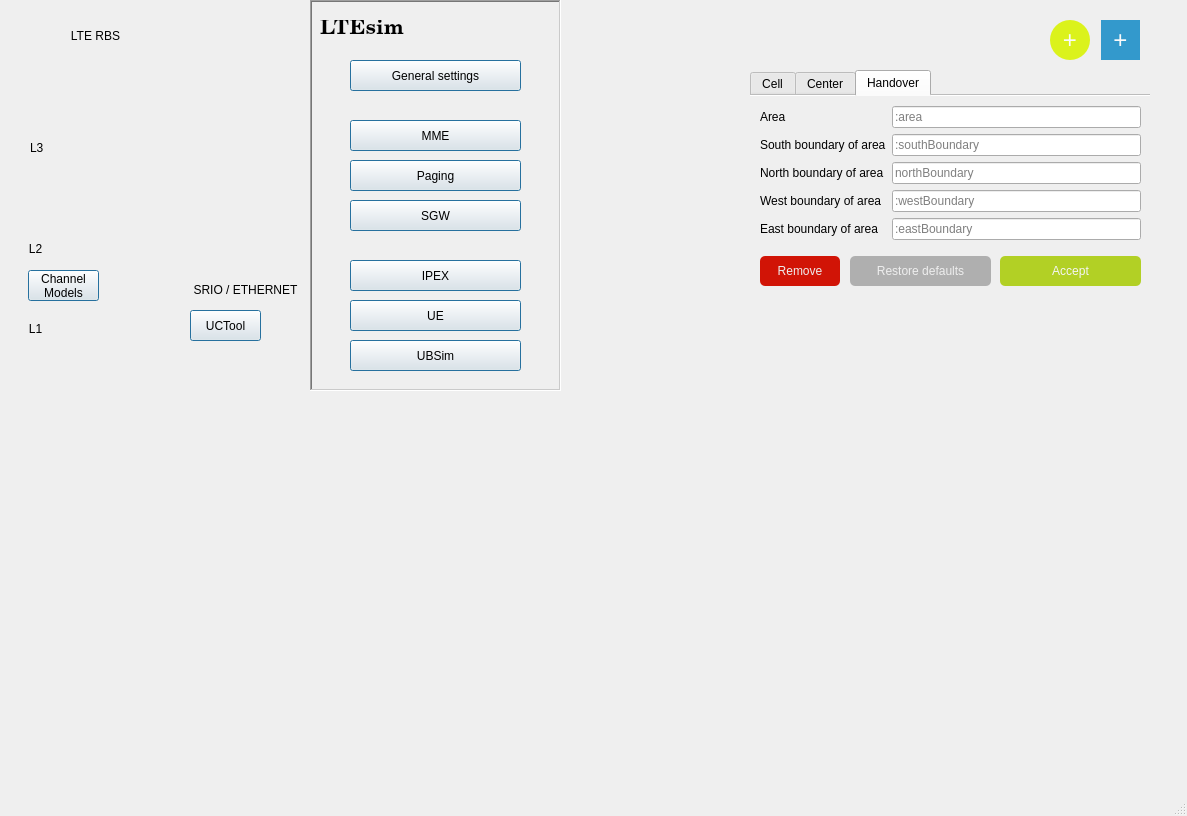
Above: LTEsimGeneratorGUI/Ui/Windows/newmapwindow.ui from moniss23/junit4 before the change. Below: the same form after it.
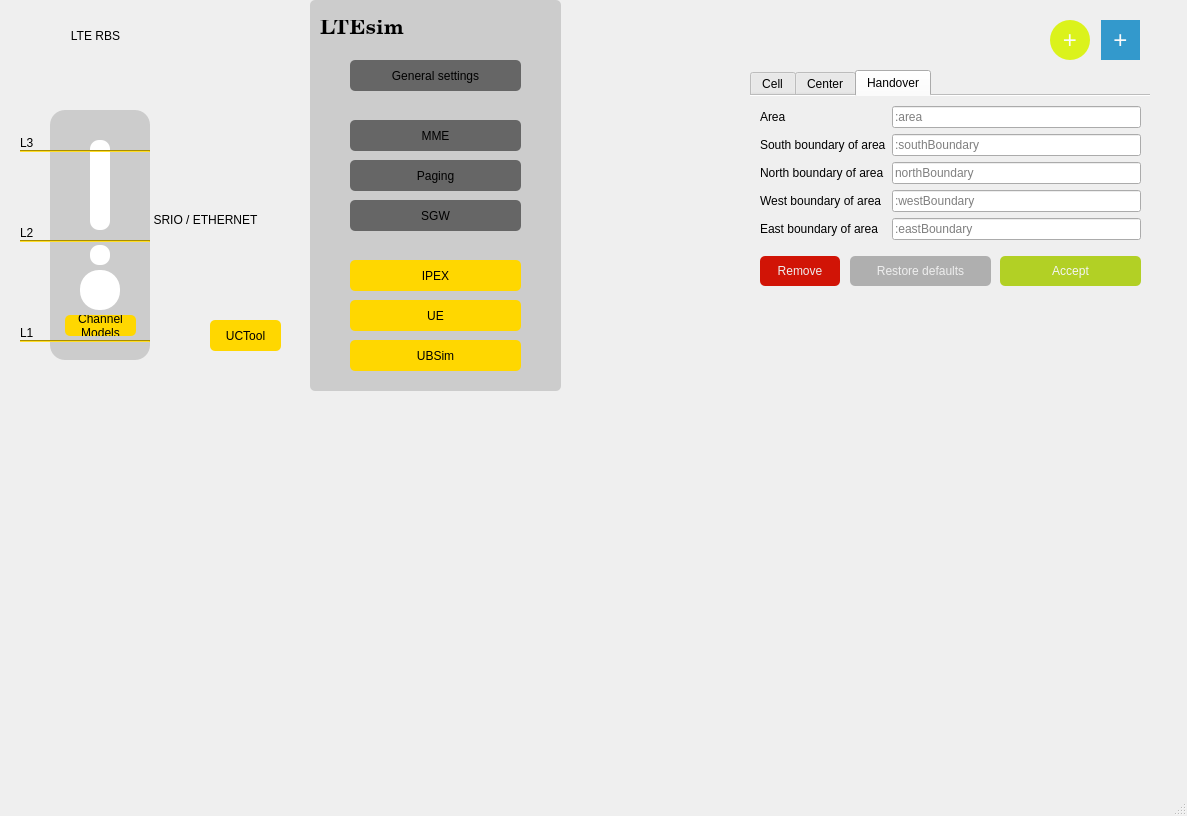
That is the form after the change. Icons and pictures are not drawn.

Diff of the .ui file:
```diff
--- a/LTEsimGeneratorGUI/Ui/Windows/newmapwindow.ui
+++ b/LTEsimGeneratorGUI/Ui/Windows/newmapwindow.ui
@@ -62,6 +62,326 @@
       <height>600</height>
      </size>
     </property>
+    <widget class="QLabel" name="rbsLabel">
+     <property name="geometry">
+      <rect>
+       <x>40</x>
+       <y>20</y>
+       <width>91</width>
+       <height>31</height>
+      </rect>
+     </property>
+     <property name="text">
+      <string>LTE RBS</string>
+     </property>
+     <property name="alignment">
+      <set>Qt::AlignCenter</set>
+     </property>
+    </widget>
+    <widget class="QLabel" name="srioLabel">
+     <property name="geometry">
+      <rect>
+       <x>140</x>
+       <y>210</y>
+       <width>111</width>
+       <height>20</height>
+      </rect>
+     </property>
+     <property name="text">
+      <string>SRIO / ETHERNET</string>
+     </property>
+     <property name="alignment">
+      <set>Qt::AlignCenter</set>
+     </property>
+    </widget>
+    <widget class="QPushButton" name="ucToolButton">
+     <property name="geometry">
+      <rect>
+       <x>200</x>
+       <y>320</y>
+       <width>71</width>
+       <height>31</height>
+      </rect>
+     </property>
+     <property name="autoFillBackground">
+      <bool>false</bool>
+     </property>
+     <property name="styleSheet">
+      <string notr="true">color: #000;
+border-radius:5px;
+border-color: #eee;
+background-color:#ffd700;</string>
+     </property>
+     <property name="text">
+      <string>UCTool</string>
+     </property>
+     <property name="default">
+      <bool>true</bool>
+     </property>
+    </widget>
+    <widget class="QLabel" name="label">
+     <property name="geometry">
+      <rect>
+       <x>40</x>
+       <y>110</y>
+       <width>100</width>
+       <height>250</height>
+      </rect>
+     </property>
+     <property name="layoutDirection">
+      <enum>Qt::LeftToRight</enum>
+     </property>
+     <property name="autoFillBackground">
+      <bool>false</bool>
+     </property>
+     <property name="styleSheet">
+      <string notr="true">color: #000;
+border-radius:15px;
+border-color: #eee;
+background-color:#cccccc;</string>
+     </property>
+     <property name="text">
+      <string/>
+     </property>
+     <property name="textFormat">
+      <enum>Qt::PlainText</enum>
+     </property>
+     <property name="scaledContents">
+      <bool>false</bool>
+     </property>
+    </widget>
+    <widget class="QLabel" name="label_2">
+     <property name="geometry">
+      <rect>
+       <x>70</x>
+       <y>270</y>
+       <width>40</width>
+       <height>40</height>
+      </rect>
+     </property>
+     <property name="autoFillBackground">
+      <bool>false</bool>
+     </property>
+     <property name="styleSheet">
+      <string notr="true">border-radius:19px;
+border-color: #eee;
+background-color:rgb(255, 255, 255);</string>
+     </property>
+     <property name="text">
+      <string/>
+     </property>
+    </widget>
+    <widget class="QLabel" name="label_3">
+     <property name="geometry">
+      <rect>
+       <x>80</x>
+       <y>245</y>
+       <width>20</width>
+       <height>20</height>
+      </rect>
+     </property>
+     <property name="autoFillBackground">
+      <bool>false</bool>
+     </property>
+     <property name="styleSheet">
+      <string notr="true">border-radius:9px;
+border-color: #eee;
+background-color:rgb(255, 255, 255);</string>
+     </property>
+     <property name="text">
+      <string/>
+     </property>
+    </widget>
+    <widget class="QLabel" name="label_4">
+     <property name="geometry">
+      <rect>
+       <x>80</x>
+       <y>140</y>
+       <width>20</width>
+       <height>90</height>
+      </rect>
+     </property>
+     <property name="autoFillBackground">
+      <bool>false</bool>
+     </property>
+     <property name="styleSheet">
+      <string notr="true">border-radius:9px;
+border-color: #eee;
+background-color:rgb(255, 255, 255);</string>
+     </property>
+     <property name="text">
+      <string/>
+     </property>
+    </widget>
+    <widget class="Line" name="line">
+     <property name="geometry">
+      <rect>
+       <x>10</x>
+       <y>240</y>
+       <width>130</width>
+       <height>2</height>
+      </rect>
+     </property>
+     <property name="autoFillBackground">
+      <bool>false</bool>
+     </property>
+     <property name="styleSheet">
+      <string notr="true">background-color:#ffd700</string>
+     </property>
+     <property name="orientation">
+      <enum>Qt::Horizontal</enum>
+     </property>
+    </widget>
+    <widget class="Line" name="line_2">
+     <property name="geometry">
+      <rect>
+       <x>10</x>
+       <y>150</y>
+       <width>130</width>
+       <height>2</height>
+      </rect>
+     </property>
+     <property name="autoFillBackground">
+      <bool>false</bool>
+     </property>
+     <property name="styleSheet">
+      <string notr="true">background-color:#ffd700</string>
+     </property>
+     <property name="orientation">
+      <enum>Qt::Horizontal</enum>
+     </property>
+    </widget>
+    <widget class="Line" name="line_5">
+     <property name="geometry">
+      <rect>
+       <x>10</x>
+       <y>340</y>
+       <width>130</width>
+       <height>2</height>
+      </rect>
+     </property>
+     <property name="autoFillBackground">
+      <bool>false</bool>
+     </property>
+     <property name="styleSheet">
+      <string notr="true">background-color:#ffd700</string>
+     </property>
+     <property name="orientation">
+      <enum>Qt::Horizontal</enum>
+     </property>
+    </widget>
+    <widget class="QLabel" name="label_9">
+     <property name="geometry">
+      <rect>
+       <x>10</x>
+       <y>135</y>
+       <width>20</width>
+       <height>15</height>
+      </rect>
+     </property>
+     <property name="text">
+      <string>L3</string>
+     </property>
+    </widget>
+    <widget class="QLabel" name="label_10">
+     <property name="geometry">
+      <rect>
+       <x>10</x>
+       <y>225</y>
+       <width>21</width>
+       <height>16</height>
+      </rect>
+     </property>
+     <property name="text">
+      <string>L2</string>
+     </property>
+    </widget>
+    <widget class="QLabel" name="label_11">
+     <property name="geometry">
+      <rect>
+       <x>10</x>
+       <y>325</y>
+       <width>21</width>
+       <height>16</height>
+      </rect>
+     </property>
+     <property name="text">
+      <string>L1</string>
+     </property>
+    </widget>
+    <widget class="QLabel" name="label_12">
+     <property name="geometry">
+      <rect>
+       <x>80</x>
+       <y>70</y>
+       <width>211</width>
+       <height>371</height>
+      </rect>
+     </property>
+     <property name="styleSheet">
+      <string notr="true">:rotate(180, Qt::XAxis);</string>
+     </property>
+     <property name="text">
+      <string/>
+     </property>
+     <property name="textFormat">
+      <enum>Qt::PlainText</enum>
+     </property>
+     <property name="pixmap">
+      <pixmap resource="../../Resource.qrc">:/Images/MapItems/curved line.svg</pixmap>
+     </property>
+     <property name="scaledContents">
+      <bool>true</bool>
+     </property>
+     <property name="alignment">
+      <set>Qt::AlignBottom|Qt::AlignRight|Qt::AlignTrailing</set>
+     </property>
+     <property name="wordWrap">
+      <bool>false</bool>
+     </property>
+    </widget>
+    <widget class="QLabel" name="label_13">
+     <property name="geometry">
+      <rect>
+       <x>260</x>
+       <y>250</y>
+       <width>51</width>
+       <height>91</height>
+      </rect>
+     </property>
+     <property name="text">
+      <string/>
+     </property>
+     <property name="pixmap">
+      <pixmap resource="../../Resource.qrc">:/Images/MapItems/curved line 2.png</pixmap>
+     </property>
+     <property name="scaledContents">
+      <bool>true</bool>
+     </property>
+    </widget>
+    <widget class="QPushButton" name="channelModelsButton">
+     <property name="geometry">
+      <rect>
+       <x>55</x>
+       <y>315</y>
+       <width>71</width>
+       <height>21</height>
+      </rect>
+     </property>
+     <property name="styleSheet">
+      <string notr="true">color: #000;
+border-radius:5px;
+border-color: #eee;
+background-color:#ffd700;</string>
+     </property>
+     <property name="text">
+      <string>Channel 
+Models</string>
+     </property>
+     <property name="default">
+      <bool>true</bool>
+     </property>
+    </widget>
     <widget class="QFrame" name="frame">
      <property name="geometry">
       <rect>
@@ -71,6 +391,12 @@
        <height>391</height>
       </rect>
      </property>
+     <property name="styleSheet">
+      <string notr="true">color: #000;
+border-radius:5px;
+border-color: #eee;
+background-color:#cccccc;</string>
+     </property>
      <property name="frameShape">
       <enum>QFrame::WinPanel</enum>
      </property>
@@ -113,12 +439,24 @@
         <height>31</height>
        </rect>
       </property>
+      <property name="autoFillBackground">
+       <bool>false</bool>
+      </property>
+      <property name="styleSheet">
+       <string notr="true">color: #000;
+border-radius:5px;
+border-color: #eee;
+background-color:#ffd700;</string>
+      </property>
       <property name="text">
        <string>IPEX</string>
       </property>
       <property name="default">
        <bool>true</bool>
       </property>
+      <property name="flat">
+       <bool>true</bool>
+      </property>
      </widget>
      <widget class="QPushButton" name="ubSimButton">
       <property name="geometry">
@@ -129,12 +467,24 @@
         <height>31</height>
        </rect>
       </property>
+      <property name="autoFillBackground">
+       <bool>false</bool>
+      </property>
+      <property name="styleSheet">
+       <string notr="true">color: #000;
+border-radius:5px;
+border-color: #eee;
+background-color:#ffd700;</string>
+      </property>
       <property name="text">
        <string>UBSim</string>
       </property>
       <property name="default">
        <bool>true</bool>
       </property>
+      <property name="flat">
+       <bool>true</bool>
+      </property>
      </widget>
      <widget class="QPushButton" name="mmeButton">
       <property name="geometry">
@@ -146,7 +496,10 @@
        </rect>
       </property>
       <property name="styleSheet">
-       <string notr="true">border-color: rgb(0, 0, 0);</string>
+       <string notr="true">color: #000;
+border-radius:5px;
+border-color: #eee;
+background-color:#666666;</string>
       </property>
       <property name="text">
        <string>MME</string>
@@ -167,6 +520,12 @@
         <height>31</height>
        </rect>
       </property>
+      <property name="styleSheet">
+       <string notr="true">color: #000;
+border-radius:5px;
+border-color: #eee;
+background-color:#666666;</string>
+      </property>
       <property name="text">
        <string>SGW</string>
       </property>
@@ -184,7 +543,10 @@
        </rect>
       </property>
       <property name="styleSheet">
-       <string notr="true">border-color: rgb(0, 0, 0);</string>
+       <string notr="true">color: #000;
+border-radius:5px;
+border-color: #eee;
+background-color:#666666;</string>
       </property>
       <property name="text">
        <string>Paging</string>
@@ -205,12 +567,24 @@
         <height>31</height>
        </rect>
       </property>
+      <property name="autoFillBackground">
+       <bool>false</bool>
+      </property>
+      <property name="styleSheet">
+       <string notr="true">color: #000;
+border-radius:5px;
+border-color: #eee;
+background-color:#ffd700;</string>
+      </property>
       <property name="text">
        <string>UE</string>
       </property>
       <property name="default">
        <bool>true</bool>
       </property>
+      <property name="flat">
+       <bool>true</bool>
+      </property>
      </widget>
      <widget class="QPushButton" name="generalSettingsButton">
       <property name="geometry">
@@ -222,8 +596,10 @@
        </rect>
       </property>
       <property name="styleSheet">
-       <string notr="true">border-color: #e5e5e5;
-background-color: #eee;</string>
+       <string notr="true">color: #000;
+border-radius:5px;
+border-color: #eee;
+background-color:#666666;</string>
       </property>
       <property name="text">
        <string>General settings</string>
@@ -236,176 +612,7 @@
       </property>
      </widget>
     </widget>
-    <widget class="QLabel" name="rbs">
-     <property name="geometry">
-      <rect>
-       <x>0</x>
-       <y>40</y>
-       <width>161</width>
-       <height>331</height>
-      </rect>
-     </property>
-     <property name="text">
-      <string/>
-     </property>
-     <property name="pixmap">
-      <pixmap resource="../../Resource.qrc">:/Images/MapItems/RBS.png</pixmap>
-     </property>
-     <property name="scaledContents">
-      <bool>true</bool>
-     </property>
-    </widget>
-    <widget class="QLabel" name="rbsLabel">
-     <property name="geometry">
-      <rect>
-       <x>40</x>
-       <y>20</y>
-       <width>91</width>
-       <height>31</height>
-      </rect>
-     </property>
-     <property name="text">
-      <string>LTE RBS</string>
-     </property>
-     <property name="alignment">
-      <set>Qt::AlignCenter</set>
-     </property>
-    </widget>
-    <widget class="QLabel" name="L3Label">
-     <property name="geometry">
-      <rect>
-       <x>20</x>
-       <y>140</y>
-       <width>21</width>
-       <height>16</height>
-      </rect>
-     </property>
-     <property name="text">
-      <string>L3</string>
-     </property>
-    </widget>
-    <widget class="QLabel" name="L2Label">
-     <property name="geometry">
-      <rect>
-       <x>10</x>
-       <y>240</y>
-       <width>31</width>
-       <height>17</height>
-      </rect>
-     </property>
-     <property name="text">
-      <string>L2</string>
-     </property>
-     <property name="alignment">
-      <set>Qt::AlignCenter</set>
-     </property>
-    </widget>
-    <widget class="QLabel" name="L1Label">
-     <property name="geometry">
-      <rect>
-       <x>10</x>
-       <y>320</y>
-       <width>31</width>
-       <height>17</height>
-      </rect>
-     </property>
-     <property name="text">
-      <string>L1</string>
-     </property>
-     <property name="alignment">
-      <set>Qt::AlignCenter</set>
-     </property>
-    </widget>
-    <widget class="QLabel" name="curvedLine">
-     <property name="geometry">
-      <rect>
-       <x>130</x>
-       <y>250</y>
-       <width>71</width>
-       <height>61</height>
-      </rect>
-     </property>
-     <property name="text">
-      <string/>
-     </property>
-     <property name="pixmap">
-      <pixmap resource="../../Resource.qrc">:/Images/MapItems/srio.png</pixmap>
-     </property>
-     <property name="scaledContents">
-      <bool>true</bool>
-     </property>
-    </widget>
-    <widget class="QLabel" name="srioLabel">
-     <property name="geometry">
-      <rect>
-       <x>180</x>
-       <y>280</y>
-       <width>111</width>
-       <height>20</height>
-      </rect>
-     </property>
-     <property name="text">
-      <string>SRIO / ETHERNET</string>
-     </property>
-     <property name="alignment">
-      <set>Qt::AlignCenter</set>
-     </property>
-    </widget>
-    <widget class="QPushButton" name="ucToolButton">
-     <property name="geometry">
-      <rect>
-       <x>180</x>
-       <y>310</y>
-       <width>71</width>
-       <height>31</height>
-      </rect>
-     </property>
-     <property name="text">
-      <string>UCTool</string>
-     </property>
-     <property name="default">
-      <bool>true</bool>
-     </property>
-    </widget>
-    <widget class="QPushButton" name="channelModelsButton">
-     <property name="geometry">
-      <rect>
-       <x>18</x>
-       <y>270</y>
-       <width>71</width>
-       <height>31</height>
-      </rect>
-     </property>
-     <property name="text">
-      <string>Channel 
-Models</string>
-     </property>
-     <property name="default">
-      <bool>true</bool>
-     </property>
-    </widget>
-    <widget class="QLabel" name="label_47">
-     <property name="geometry">
-      <rect>
-       <x>240</x>
-       <y>310</y>
-       <width>61</width>
-       <height>31</height>
-      </rect>
-     </property>
-     <property name="text">
-      <string/>
-     </property>
-     <property name="pixmap">
-      <pixmap resource="../../Resource.qrc">:/Images/MapItems/line_vertical_long.png</pixmap>
-     </property>
-     <property name="scaledContents">
-      <bool>true</bool>
-     </property>
-    </widget>
-    <zorder>label_47</zorder>
-    <zorder>frame</zorder>
-    <zorder>rbs</zorder>
+    <zorder>label_12</zorder>
     <zorder>rbsLabel</zorder>
     <zorder>L3Label</zorder>
     <zorder>L2Label</zorder>
```
Left out of the diff: 20 changed lines with no effect on the pictures.
